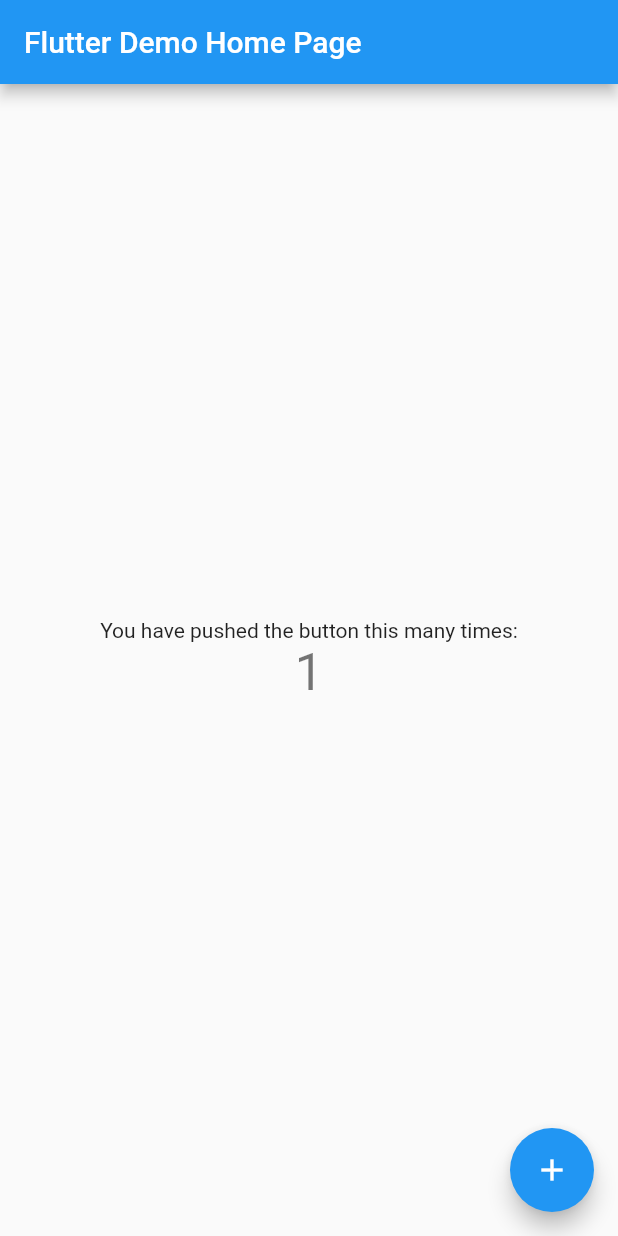
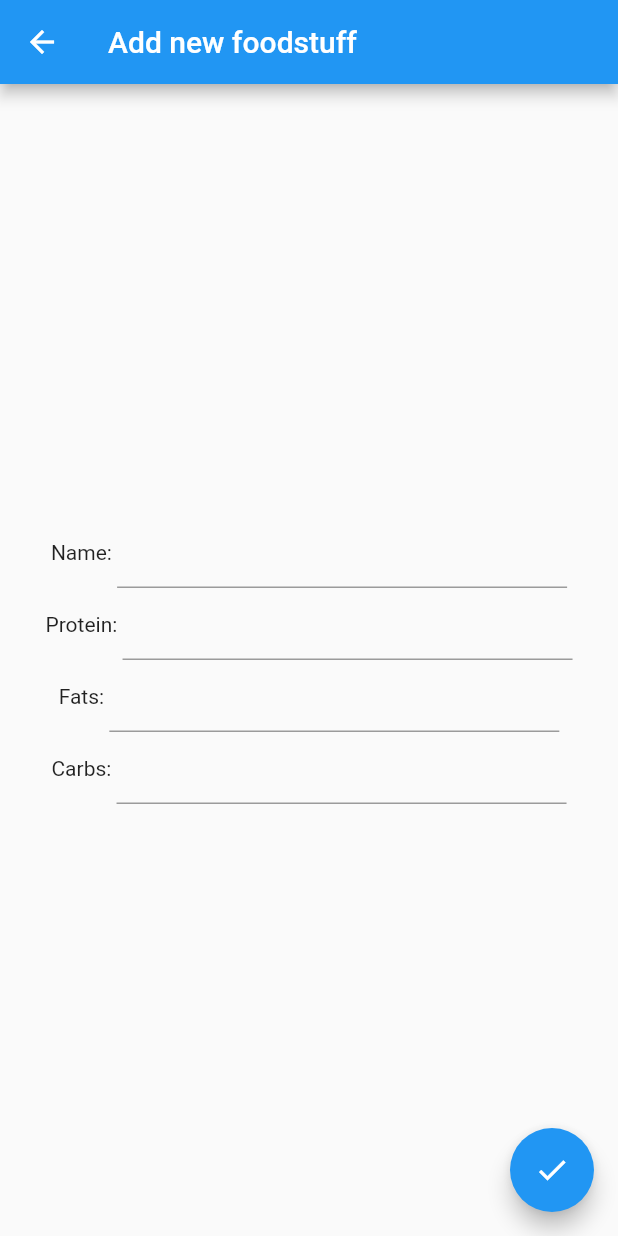
Before and after one commit to korablique/calories_db_project, a Flutter app: the screen it shows after launch, after a tap on the "add" icon, on a phone screen of 412 x 824 dp. Run offline on Flutter 3.47's test engine with Material 2 defaults, Android fonts, the phone set to English and light mode, and no system bars; missing offline and left inert: postgres.

Commit message:
add UI for foodstuffs list and add foodstuff page

```diff
--- /dev/null
+++ b/lib/add_foodstuff_page.dart
@@ -0,0 +1,102 @@
+import 'package:calories_db_project/foodstuff.dart';
+import 'package:calories_db_project/foodstuffs_storage.dart';
+import 'package:flutter/material.dart';
+
+class AddFoodstuffPage extends StatefulWidget {
+  const AddFoodstuffPage({super.key});
+
+  @override
+  State<AddFoodstuffPage> createState() => _AddFoodstuffPageState();
+}
+
+class _AddFoodstuffPageState extends State<AddFoodstuffPage> {
+  final _nameController = TextEditingController();
+  final _proteinController = TextEditingController();
+  final _fatsController = TextEditingController();
+  final _carbsController = TextEditingController();
+
+  @override
+  void initState() {
+    super.initState();
+  }
+
+  @override
+  Widget build(BuildContext context) {
+    return Scaffold(
+      appBar: AppBar(
+        title: Text('Add new foodstuff'),
+      ),
+      body: Center(
+          child: Column(
+              crossAxisAlignment: CrossAxisAlignment.center,
+              mainAxisAlignment: MainAxisAlignment.center,
+              children: [
+            Row(
+                crossAxisAlignment: CrossAxisAlignment.center,
+                mainAxisAlignment: MainAxisAlignment.center,
+                children: [
+                  Text('Name: '),
+                  SizedBox(
+                      width: 300,
+                      child: TextField(controller: _nameController)),
+                ]),
+            Row(
+                crossAxisAlignment: CrossAxisAlignment.center,
+                mainAxisAlignment: MainAxisAlignment.center,
+                children: [
+                  Text('Protein: '),
+                  SizedBox(
+                      width: 300,
+                      child: TextField(controller: _proteinController)),
+                ]),
+            Row(
+                crossAxisAlignment: CrossAxisAlignment.center,
+                mainAxisAlignment: MainAxisAlignment.center,
+                children: [
+                  Text('Fats: '),
+                  SizedBox(
+                      width: 300,
+                      child: TextField(controller: _fatsController)),
+                ]),
+            Row(
+                crossAxisAlignment: CrossAxisAlignment.center,
+                mainAxisAlignment: MainAxisAlignment.center,
+                children: [
+                  Text('Carbs: '),
+                  SizedBox(
+                      width: 300,
+                      child: TextField(controller: _carbsController)),
+                ]),
+          ])),
+      floatingActionButton: FloatingActionButton(
+        onPressed: _saveProduct,
+        child: const Icon(Icons.check),
+      ),
+    );
+  }
+
+  void _saveProduct() async {
+    String name;
+    double protein;
+    double fats;
+    double carbs;
+    try {
+      name = _nameController.text;
+      if (name.length < 3) {
+        throw ArgumentError('Name is too short');
+      }
+      protein = double.parse(_proteinController.text);
+      fats = double.parse(_fatsController.text);
+      carbs = double.parse(_carbsController.text);
+    } catch (e) {
+      final snackBar = SnackBar(
+        content: Text('Error in input data! Error: $e'),
+      );
+      ScaffoldMessenger.of(context).showSnackBar(snackBar);
+      return;
+    }
+
+    await FoodstuffsStorage.instance().addFoodstuff(name, protein, fats, carbs);
+    Navigator.pop(context);
+  }
+}
--- a/lib/foodstuff.dart
+++ b/lib/foodstuff.dart
@@ -7,5 +7,6 @@
   final double carbs;
   final double calories;
 
-  Foodstuff(this.id, this.name, this.nameLowerCase, this.protein, this.fats, this.carbs, this.calories);
+  Foodstuff(this.id, this.name, this.nameLowerCase, this.protein, this.fats,
+      this.carbs, this.calories);
 }
--- a/lib/foodstuffs_storage.dart
+++ b/lib/foodstuffs_storage.dart
@@ -2,11 +2,13 @@
 import 'package:calories_db_project/psql_connection_holder.dart';
 
 class FoodstuffsStorage {
+  final _listeners = <FoodstuffsStorageListener>[];
+
   static FoodstuffsStorage? _instance;
 
   FoodstuffsStorage._();
 
-  static Future<FoodstuffsStorage> instance() async {
+  static FoodstuffsStorage instance() {
     _instance ??= FoodstuffsStorage._();
     return _instance!;
   }
@@ -31,7 +33,8 @@
     return result;
   }
 
-  Future<void> addFoodstuff(String name, double protein, double fats, double carbs) async {
+  Future<void> addFoodstuff(
+      String name, double protein, double fats, double carbs) async {
     final holder = await PsqlConnectionHolder.instance();
     final connection = holder.connection;
     await connection.query(
@@ -41,18 +44,35 @@
           "protein": protein,
           "fats": fats,
           "carbs": carbs,
+        });
+
+    for (var l in _listeners.toList()) {
+      l.onFoodstuffsStorageUpdated();
     }
-    );
   }
 
   Future<void> deleteFoodstuff(int id) async {
     final holder = await PsqlConnectionHolder.instance();
     final connection = holder.connection;
-    await connection.query(
-        'SELECT f_delete_foodstuff(@id)',
-        substitutionValues: {
+    await connection
+        .query('SELECT f_delete_foodstuff(@id)', substitutionValues: {
       "id": id,
-        }
-    );
+    });
+
+    for (var l in _listeners.toList()) {
+      l.onFoodstuffsStorageUpdated();
     }
   }
+
+  void addListener(FoodstuffsStorageListener listener) {
+    _listeners.add(listener);
+  }
+
+  void removeListener(FoodstuffsStorageListener listener) {
+    _listeners.remove(listener);
+  }
+}
+
+abstract class FoodstuffsStorageListener {
+  void onFoodstuffsStorageUpdated();
+}
--- /dev/null
+++ b/lib/home_page.dart
@@ -0,0 +1,94 @@
+import 'package:calories_db_project/add_foodstuff_page.dart';
+import 'package:calories_db_project/foodstuff.dart';
+import 'package:calories_db_project/foodstuffs_storage.dart';
+import 'package:flutter/material.dart';
+
+class HomePage extends StatefulWidget {
+  const HomePage({super.key, required this.title});
+
+  // This widget is the home page of your application. It is stateful, meaning
+  // that it has a State object (defined below) that contains fields that affect
+  // how it looks.
+
+  // This class is the configuration for the state. It holds the values (in this
+  // case the title) provided by the parent (in this case the App widget) and
+  // used by the build method of the State. Fields in a Widget subclass are
+  // always marked "final".
+
+  final String title;
+
+  @override
+  State<HomePage> createState() => _HomePageState();
+}
+
+class _HomePageState extends State<HomePage>
+    implements FoodstuffsStorageListener {
+  final _foodstuffs = <Foodstuff>[];
+
+  @override
+  void initState() {
+    super.initState();
+    _initAsync();
+  }
+
+  @override
+  void dispose() {
+    super.dispose();
+    final storage = FoodstuffsStorage.instance();
+    storage.removeListener(this);
+  }
+
+  void _initAsync() async {
+    _reloadFoodstuffs();
+    final storage = FoodstuffsStorage.instance();
+    storage.addListener(this);
+  }
+
+  void _reloadFoodstuffs() async {
+    final storage = FoodstuffsStorage.instance();
+    final dbFoodstuffs = await storage.getAllFoodstuffs();
+    setState(() {
+      _foodstuffs.clear();
+      _foodstuffs.addAll(dbFoodstuffs);
+    });
+  }
+
+  @override
+  void onFoodstuffsStorageUpdated() {
+    _initAsync();
+  }
+
+  @override
+  Widget build(BuildContext context) {
+    return Scaffold(
+      appBar: AppBar(
+        title: Text(widget.title),
+      ),
+      body: Center(
+          child: ListView(
+        shrinkWrap: true,
+        children: _foodstuffs
+            .map((e) =>
+                Row(mainAxisAlignment: MainAxisAlignment.center, children: [
+                  Text('Name: ${e.name}, '),
+                  Text('protein: ${e.protein}, '),
+                  Text('fats: ${e.fats}, '),
+                  Text('carbs: ${e.carbs}, '),
+                  Text('calories: ${e.calories}'),
+                ]))
+            .toList(),
+      )),
+      floatingActionButton: FloatingActionButton(
+        onPressed: _addFoodstuff,
+        child: const Icon(Icons.add),
+      ),
+    );
+  }
+
+  void _addFoodstuff() {
+    Navigator.push(
+      context,
+      MaterialPageRoute(builder: (context) => const AddFoodstuffPage()),
+    );
+  }
+}
--- a/lib/main.dart
+++ b/lib/main.dart
@@ -1,5 +1,5 @@
+import 'package:calories_db_project/home_page.dart';
 import 'package:flutter/material.dart';
-import 'package:postgres/postgres.dart';
 
 void main() async {
   runApp(const MyApp());
@@ -12,105 +12,11 @@
   @override
   Widget build(BuildContext context) {
     return MaterialApp(
-      title: 'Flutter Demo',
+      title: 'My calories diary',
       theme: ThemeData(
-        // This is the theme of your application.
-        //
-        // Try running your application with "flutter run". You'll see the
-        // application has a blue toolbar. Then, without quitting the app, try
-        // changing the primarySwatch below to Colors.green and then invoke
-        // "hot reload" (press "r" in the console where you ran "flutter run",
-        // or simply save your changes to "hot reload" in a Flutter IDE).
-        // Notice that the counter didn't reset back to zero; the application
-        // is not restarted.
         primarySwatch: Colors.blue,
       ),
-      home: const MyHomePage(title: 'Flutter Demo Home Page'),
+      home: const HomePage(title: 'My calories diary'),
     );
   }
 }
-
-class MyHomePage extends StatefulWidget {
-  const MyHomePage({super.key, required this.title});
-
-  // This widget is the home page of your application. It is stateful, meaning
-  // that it has a State object (defined below) that contains fields that affect
-  // how it looks.
-
-  // This class is the configuration for the state. It holds the values (in this
-  // case the title) provided by the parent (in this case the App widget) and
-  // used by the build method of the State. Fields in a Widget subclass are
-  // always marked "final".
-
-  final String title;
-
-  @override
-  State<MyHomePage> createState() => _MyHomePageState();
-}
-
-class _MyHomePageState extends State<MyHomePage> {
-  int _counter = 0;
-
-  void _incrementCounter() {
-    setState(() {
-      // This call to setState tells the Flutter framework that something has
-      // changed in this State, which causes it to rerun the build method below
-      // so that the display can reflect the updated values. If we changed
-      // _counter without calling setState(), then the build method would not be
-      // called again, and so nothing would appear to happen.
-      _counter++;
-    });
-  }
-
-  @override
-  Widget build(BuildContext context) {
-    // This method is rerun every time setState is called, for instance as done
-    // by the _incrementCounter method above.
-    //
-    // The Flutter framework has been optimized to make rerunning build methods
-    // fast, so that you can just rebuild anything that needs updating rather
-    // than having to individually change instances of widgets.
-    return Scaffold(
-      appBar: AppBar(
-        // Here we take the value from the MyHomePage object that was created by
-        // the App.build method, and use it to set our appbar title.
-        title: Text(widget.title),
-      ),
-      body: Center(
-        // Center is a layout widget. It takes a single child and positions it
-        // in the middle of the parent.
-        child: Column(
-          // Column is also a layout widget. It takes a list of children and
-          // arranges them vertically. By default, it sizes itself to fit its
-          // children horizontally, and tries to be as tall as its parent.
-          //
-          // Invoke "debug painting" (press "p" in the console, choose the
-          // "Toggle Debug Paint" action from the Flutter Inspector in Android
-          // Studio, or the "Toggle Debug Paint" command in Visual Studio Code)
-          // to see the wireframe for each widget.
-          //
-          // Column has various properties to control how it sizes itself and
-          // how it positions its children. Here we use mainAxisAlignment to
-          // center the children vertically; the main axis here is the vertical
-          // axis because Columns are vertical (the cross axis would be
-          // horizontal).
-          mainAxisAlignment: MainAxisAlignment.center,
-          children: <Widget>[
-            const Text(
-              'You have pushed the button this many times:',
-            ),
-            Text(
-              '$_counter',
-              style: Theme.of(context).textTheme.headline4,
-            ),
-          ],
-        ),
-      ),
-      floatingActionButton: FloatingActionButton(
-        onPressed: _incrementCounter,
-        tooltip: 'Increment',
-        child: const Icon(Icons.add),
-      ), // This trailing comma makes auto-formatting nicer for build methods.
-    );
-  }
-}
--- a/lib/psql_connection_holder.dart
+++ b/lib/psql_connection_holder.dart
@@ -5,7 +5,8 @@
 
   PsqlConnectionHolder._();
 
-  final connection = PostgreSQLConnection("localhost", 5432, "postgres", username: "postgres", password: "qweexrty");
+  final connection = PostgreSQLConnection("localhost", 5432, "postgres",
+      username: "postgres", password: "qweexrty");
 
   static Future<PsqlConnectionHolder> instance() async {
     if (_instance == null) {
```
Also changed, not shown: 1 other file. Lines whose indentation alone changed are shown as unchanged.
